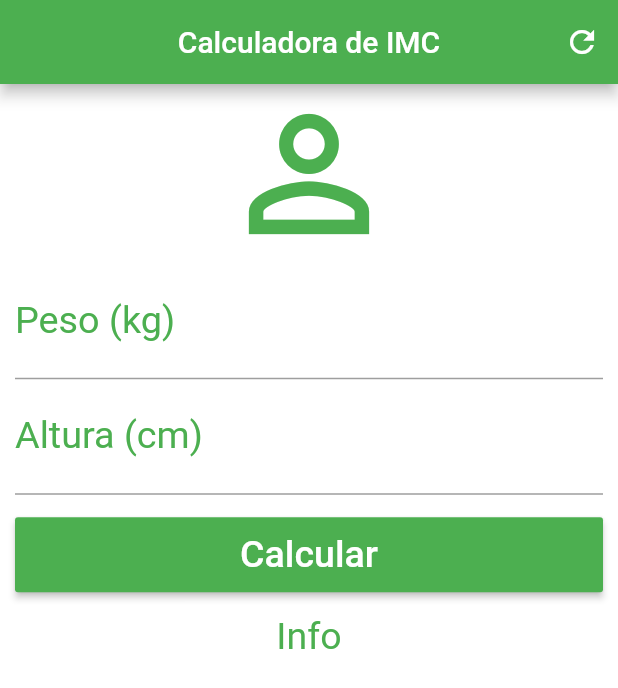
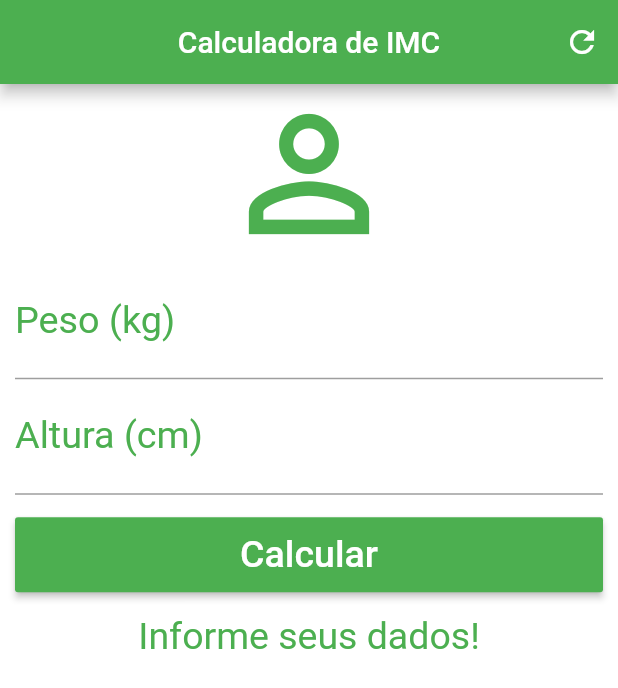
Before and after one commit to dowglasmaia/flutter_app_calculadora_imc, a Flutter app: the screen it shows after launch, after a tap on "Calcular", on a phone screen of 412 x 824 dp. Shown: the top 688 px of the screen. Run offline on Flutter 3.47's test engine with Material 2 defaults, Android fonts, the phone set to English and light mode, and no system bars.

Commit message:
impl regras para calculos do IMC

```diff
--- a/lib/main.dart
+++ b/lib/main.dart
@@ -13,6 +13,48 @@ class Home extends StatefulWidget {
 }
 
 class _HomeState extends State<Home> {
+  TextEditingController pesoController = TextEditingController();
+  TextEditingController alturaController = TextEditingController();
+
+  String _infoText = "Informe seus dados!";
+
+  void _restFields() {
+    setState(() {
+      pesoController.text = "";
+      alturaController.text = "";
+
+      _infoText = "Informe seus dados!";
+    });
+  }
+
+  void _calcularDados() {
+    setState(() {
+      double peso = double.parse(pesoController.text);
+
+      // altura deve ser convertido para metros
+      double altura = double.parse(alturaController.text) / 100;
+
+      /* O cálculo do IMC é feito dividindo o peso (em quilogramas) pela altura (em metros) ao quadrado*/
+      double imc = peso / (altura * altura);
+
+      print(imc);
+      /* Validações */
+      if (imc < 18.6) {
+        _infoText = "Abaixo do Peso (${imc.toStringAsPrecision(4)})";
+      } else if (imc >= 18.6 && imc < 24.9) {
+        _infoText = "Peso Ideal (${imc.toStringAsPrecision(4)})";
+      } else if (imc >= 24.9 && imc < 29.9) {
+        _infoText = "Levimente Acima do Peso (${imc.toStringAsPrecision(4)})";
+      } else if (imc >= 29.9 && imc < 34.9) {
+        _infoText = "Obesidade Grau I (${imc.toStringAsPrecision(4)})";
+      } else if (imc >= 34.9 && imc < 39.9) {
+        _infoText = "Obesidade Grau II (${imc.toStringAsPrecision(4)})";
+      } else if (imc >= 40) {
+        _infoText = "Obesidade Grau III (${imc.toStringAsPrecision(4)})";
+      }
+    });
+  }
+
   @override
   Widget build(BuildContext context) {
     return Scaffold(
@@ -23,9 +65,12 @@ class _HomeState extends State<Home> {
         backgroundColor: Colors.green,
         //acções e icon
         actions: <Widget>[
+          /*BUTÃO REFRESH*/
           IconButton(
             icon: Icon(Icons.refresh),
-            onPressed: () {},
+            onPressed: () {
+              _restFields();
+            },
           )
         ],
       ),
@@ -48,6 +93,7 @@ class _HomeState extends State<Home> {
               ),
               textAlign: TextAlign.center,
               style: TextStyle(color: Colors.green, fontSize: 25.2),
+              controller: pesoController,
             ),
             TextField(
               keyboardType: TextInputType.number,
@@ -57,6 +103,7 @@ class _HomeState extends State<Home> {
               ),
               textAlign: TextAlign.center,
               style: TextStyle(color: Colors.green, fontSize: 25.2),
+              controller: alturaController,
             ),
 
             /* ### butão ###*/
@@ -64,8 +111,10 @@ class _HomeState extends State<Home> {
               padding: EdgeInsets.only(top: 15.0, bottom: 15.0),
               child: Container(
                 height: 50.0,
-                child: RaisedButton(
-                  onPressed: () {},
+                child:
+                    /*BOTÃO CALCULAR*/
+                    RaisedButton(
+                  onPressed: _calcularDados,
                   child: Text(
                     "Calcular",
                     style: TextStyle(color: Colors.white, fontSize: 25.0),
@@ -75,7 +124,7 @@ class _HomeState extends State<Home> {
               ),
             ),
             Text(
-              "Info",
+              _infoText,
               textAlign: TextAlign.center,
               style: TextStyle(color: Colors.green, fontSize: 25.0),
             ),
```
